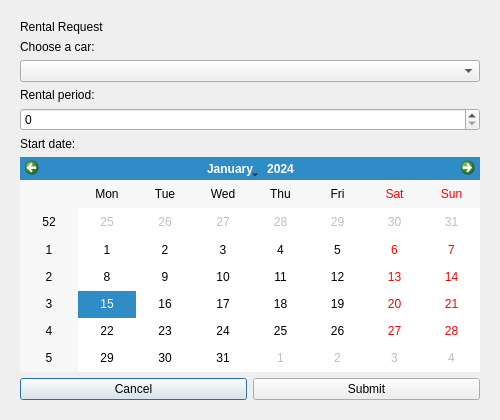
Before: the Qt Designer form src/view/RentalRequestForm.ui in burakshaevn/qt-car-dealership, drawn with Qt 5.
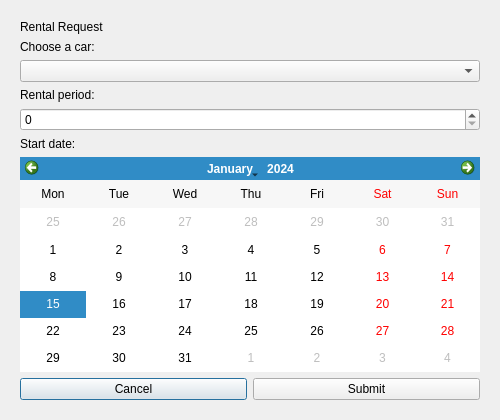
After: the same form once the commit is applied.

What changed in the file:
```diff
--- a/src/view/RentalRequestForm.ui
+++ b/src/view/RentalRequestForm.ui
@@ -61,7 +61,11 @@
     </widget>
    </item>
    <item>
-    <widget class="QCalendarWidget" name="calendar"/>
+    <widget class="QCalendarWidget" name="calendar">
+     <property name="verticalHeaderFormat">
+      <enum>QCalendarWidget::VerticalHeaderFormat::NoVerticalHeader</enum>
+     </property>
+    </widget>
    </item>
    <item>
     <layout class="QHBoxLayout" name="buttonRow">
```
